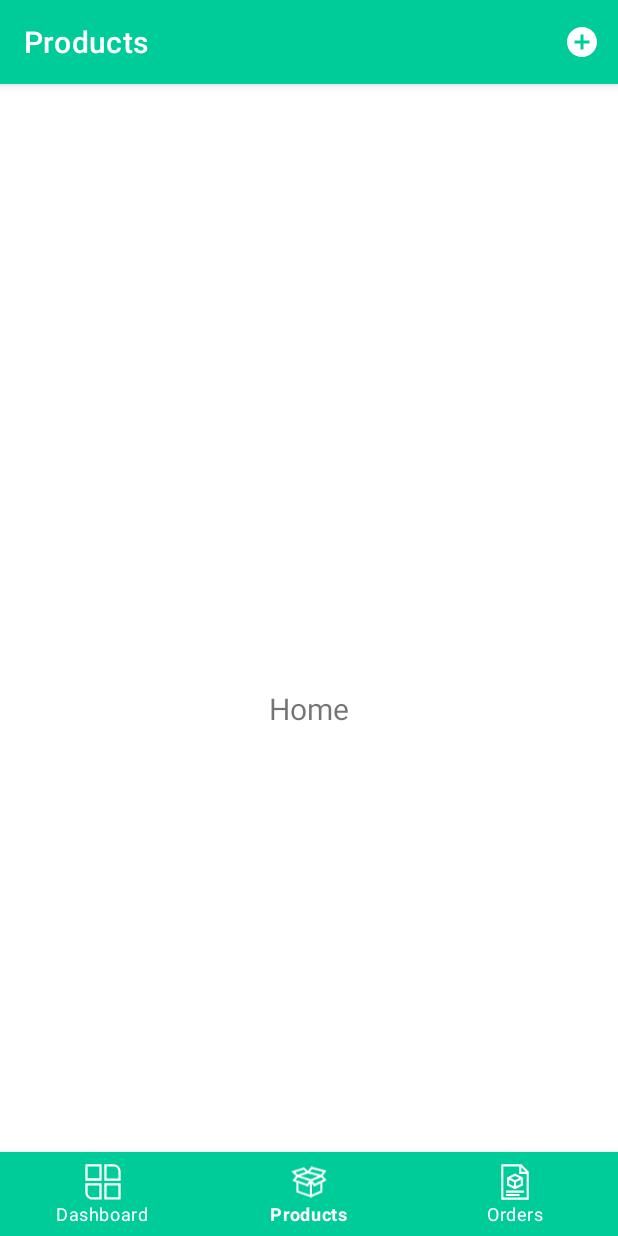
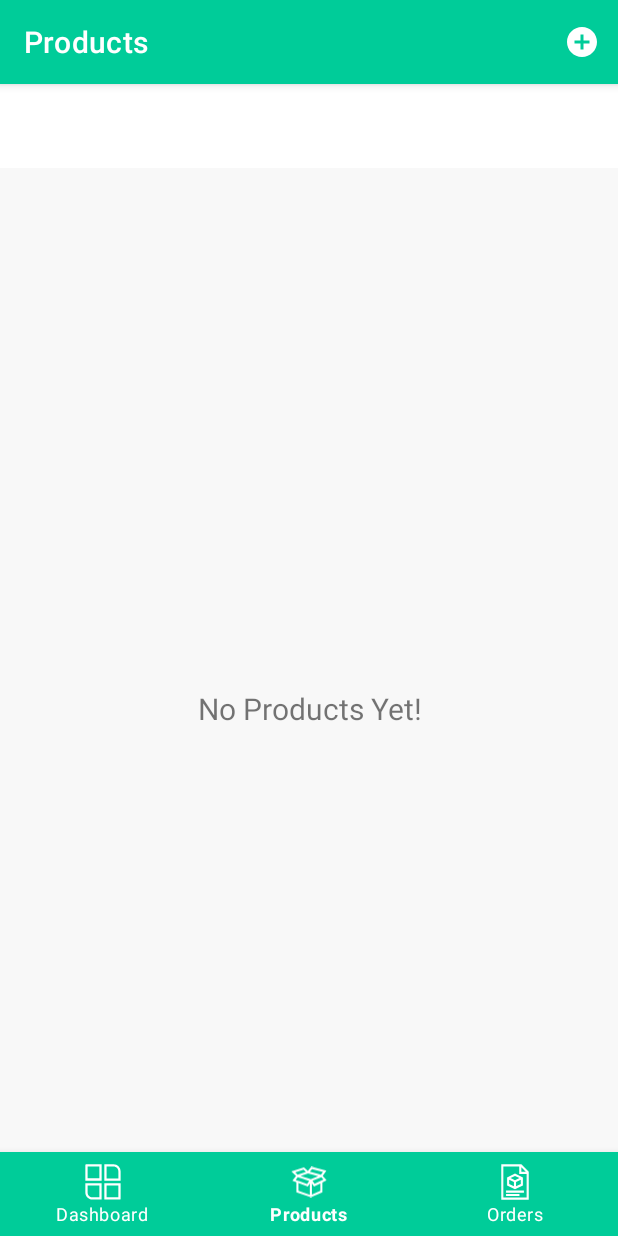
Before and after one commit to ArshiaSali/OfferMaze, an Android app: the ProductsFragment screen opened through its navigation route, on a phone screen of 412 x 824 dp. Run offline under Robolectric (Android 15) with nearby library versions, the phone set to English and light mode, and no system bars; our stand-ins replace navigation-ui.

```diff
--- a/app/build.gradle
+++ b/app/build.gradle
@@ -53,6 +53,7 @@ dependencies {
     implementation 'androidx.lifecycle:lifecycle-viewmodel-ktx:2.2.0'
     implementation 'androidx.navigation:navigation-fragment-ktx:2.2.2'
     implementation 'androidx.navigation:navigation-ui-ktx:2.2.2'
+    implementation 'androidx.legacy:legacy-support-v4:1.0.0'
     testImplementation 'junit:junit:4.+'
     androidTestImplementation 'androidx.test.ext:junit:1.1.2'
     androidTestImplementation 'androidx.test.espresso:espresso-core:3.3.0'
--- a/app/src/main/java/sjsu/cmpe277arshia/offermaze/ui/activities/UserProfileActivity.kt
+++ b/app/src/main/java/sjsu/cmpe277arshia/offermaze/ui/activities/UserProfileActivity.kt
@@ -74,7 +74,7 @@ class UserProfileActivity : BaseActivity(),View.OnClickListener {
                     if(validateUserProfileDetails()){
 
                         if(imageSelectedFileUri != null){
-                            FireStoreClass().uploadImageToCloudStorage(this,imageSelectedFileUri)
+                            FireStoreClass().uploadImageToCloudStorage(this,imageSelectedFileUri,Constants.USER_PROFILE_IMAGE)
                         }
                         else{
                             updateUserProfileDetails()
--- /dev/null
+++ b/app/src/main/java/sjsu/cmpe277arshia/offermaze/ui/fragments/BaseFragment.kt
@@ -0,0 +1,25 @@
+package sjsu.cmpe277arshia.offermaze.ui.fragments
+
+import android.os.Bundle
+import androidx.fragment.app.Fragment
+import android.view.LayoutInflater
+import android.view.View
+import android.view.ViewGroup
+import sjsu.cmpe277arshia.offermaze.R
+
+
+open class BaseFragment : Fragment() {
+
+    override fun onCreate(savedInstanceState: Bundle?) {
+        super.onCreate(savedInstanceState)
+    }
+
+    override fun onCreateView(
+        inflater: LayoutInflater, container: ViewGroup?,
+        savedInstanceState: Bundle?
+    ): View? {
+        // Inflate the layout for this fragment
+        return inflater.inflate(R.layout.fragment_base, container, false)
+    }
+
+}
--- a/app/src/main/java/sjsu/cmpe277arshia/offermaze/ui/fragments/ProductsFragment.kt
+++ b/app/src/main/java/sjsu/cmpe277arshia/offermaze/ui/fragments/ProductsFragment.kt
@@ -8,7 +8,7 @@ import androidx.fragment.app.Fragment
 import sjsu.cmpe277arshia.offermaze.R
 import sjsu.cmpe277arshia.offermaze.ui.activities.AddProductActivity
 
-class ProductsFragment : Fragment() {
+class ProductsFragment : BaseFragment() {
 
     //private lateinit var homeViewModel: HomeViewModel
     override fun onCreate(savedInstanceState: Bundle?) {
@@ -24,8 +24,6 @@ class ProductsFragment : Fragment() {
     ): View? {
         //homeViewModel = ViewModelProvider(this).get(HomeViewModel::class.java)
         val root = inflater.inflate(R.layout.fragment_products, container, false)
-        val textView: TextView = root.findViewById(R.id.text_home)
-        textView.text = "Home"
         return root
     }
     override fun onCreateOptionsMenu(menu: Menu, inflater: MenuInflater) {
--- a/app/src/main/java/sjsu/cmpe277arshia/offermaze/utils/Constants.kt
+++ b/app/src/main/java/sjsu/cmpe277arshia/offermaze/utils/Constants.kt
@@ -20,6 +20,10 @@ object Constants {
     const val IMAGE :String = "image"
     const val USER_PROFILE_IMAGE: String = "User_Profile_Image"
     const val COMPLETE_PROFILE: String = "profileCompleted"
+    const val PRODUCT_IMAGE: String = "Product_Image"
+    const val PRODUCTS: String = "products"
+    const val USER_ID: String = "user_id"
+
     fun showImageChooser(activity: Activity) {
         // An intent for launching the image selection of phone storage.
         val galleryIntent = Intent(
--- a/app/src/main/res/layout/activity_add_product.xml
+++ b/app/src/main/res/layout/activity_add_product.xml
@@ -169,7 +169,7 @@
             </com.google.android.material.textfield.TextInputLayout>
 
             <sjsu.cmpe277arshia.offermaze.utils.CustomButton
-                android:id="@+id/btn_submit"
+                android:id="@+id/btn_submit_add_product"
                 android:layout_width="match_parent"
                 android:layout_height="wrap_content"
                 android:layout_gravity="center"
--- a/app/src/main/res/layout/fragment_products.xml
+++ b/app/src/main/res/layout/fragment_products.xml
@@ -4,17 +4,29 @@
     xmlns:tools="http://schemas.android.com/tools"
     android:layout_width="match_parent"
     android:layout_height="match_parent"
+    android:background="@color/offWhite"
     tools:context=".ui.fragments.ProductsFragment">
 
+    <androidx.recyclerview.widget.RecyclerView
+        android:id="@+id/rv_my_product_items"
+        android:layout_width="match_parent"
+        android:layout_height="match_parent"
+        android:visibility="gone"
+        app:layout_constraintBottom_toBottomOf="parent"
+        app:layout_constraintEnd_toEndOf="parent"
+        app:layout_constraintStart_toStartOf="parent"
+        app:layout_constraintTop_toTopOf="parent" />
+
     <TextView
-        android:id="@+id/text_home"
+        android:id="@+id/tv_no_products_found"
         android:layout_width="match_parent"
         android:layout_height="wrap_content"
         android:layout_marginStart="8dp"
         android:layout_marginTop="8dp"
         android:layout_marginEnd="8dp"
+        android:text="@string/no_products_added_yet"
         android:textAlignment="center"
-        android:textSize="20sp"
+        android:textSize="@dimen/no_data_found_textSize"
         app:layout_constraintBottom_toBottomOf="parent"
         app:layout_constraintEnd_toEndOf="parent"
         app:layout_constraintStart_toStartOf="parent"
--- a/app/src/main/res/values/colors.xml
+++ b/app/src/main/res/values/colors.xml
@@ -15,4 +15,5 @@
     <color name="colorSnackBarError">#F72400</color>
     <color name="colorLightGrey">#F1F1F1</color>
     <color name="colorImageViewBackground">#E1E1E1</color>
+    <color name="offWhite">#F8F8F8</color>
 </resources>
--- a/app/src/main/res/values/dimens.xml
+++ b/app/src/main/res/values/dimens.xml
@@ -35,5 +35,6 @@
 
     <dimen name="add_product_header_image_height">250dp</dimen>
     <dimen name="add_update_product_icon_padding">16dp</dimen>
+    <dimen name="no_data_found_textSize">20sp</dimen>
 
 </resources>
```
Also changed, not shown: app/src/main/java/sjsu/cmpe277arshia/offermaze/database/FireStoreClass.kt (+24 -2 lines), app/src/main/java/sjsu/cmpe277arshia/offermaze/models/Product.kt (added, +16 -0 lines), app/src/main/java/sjsu/cmpe277arshia/offermaze/ui/activities/AddProductActivity.kt (+91 -5 lines), app/src/main/res/layout/fragment_base.xml (added, +13 -0 lines), app/src/main/res/values/strings.xml (+8 -0 lines).
